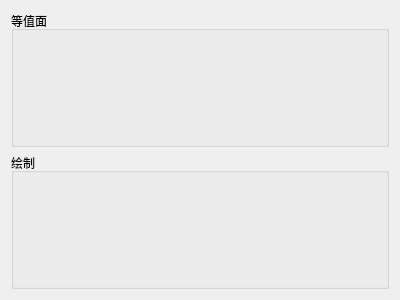
Old version of the form app/isopleth/main_window.ui in the repository Kouek/vis-osg-qt.
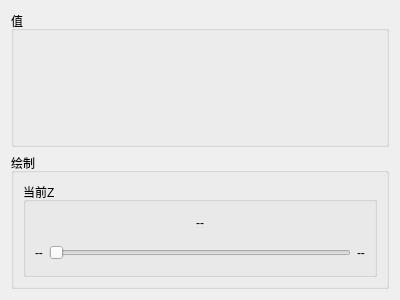
New version of the form.

Commit message: 加入2D等值线

Patch:
```diff
--- a/app/isopleth/main_window.ui
+++ b/app/isopleth/main_window.ui
@@ -17,7 +17,7 @@
    <item>
     <widget class="QGroupBox" name="groupBox_Isosurface">
      <property name="title">
-      <string>等值面</string>
+      <string>值</string>
      </property>
     </widget>
    </item>
@@ -26,6 +26,58 @@
      <property name="title">
       <string>绘制</string>
      </property>
+     <layout class="QVBoxLayout" name="verticalLayout_2">
+      <item>
+       <widget class="QGroupBox" name="groupBox_6">
+        <property name="title">
+         <string>当前Z</string>
+        </property>
+        <layout class="QVBoxLayout" name="verticalLayout_10">
+         <item>
+          <widget class="QLabel" name="label_IsoplethH">
+           <property name="text">
+            <string>--</string>
+           </property>
+           <property name="alignment">
+            <set>Qt::AlignCenter</set>
+           </property>
+          </widget>
+         </item>
+         <item>
+          <layout class="QHBoxLayout" name="horizontalLayout_9">
+           <item>
+            <widget class="QLabel" name="label_MinH">
+             <property name="text">
+              <string>--</string>
+             </property>
+            </widget>
+           </item>
+           <item>
+            <widget class="QSlider" name="horizontalSlider_IsoplethH">
+             <property name="maximum">
+              <number>255</number>
+             </property>
+             <property name="tracking">
+              <bool>false</bool>
+             </property>
+             <property name="orientation">
+              <enum>Qt::Horizontal</enum>
+             </property>
+            </widget>
+           </item>
+           <item>
+            <widget class="QLabel" name="label_MaxH">
+             <property name="text">
+              <string>--</string>
+             </property>
+            </widget>
+           </item>
+          </layout>
+         </item>
+        </layout>
+       </widget>
+      </item>
+     </layout>
     </widget>
    </item>
   </layout>
```
Left out of the diff: 6 changed lines with no effect on the pictures. The commit also changes 9 other files.
